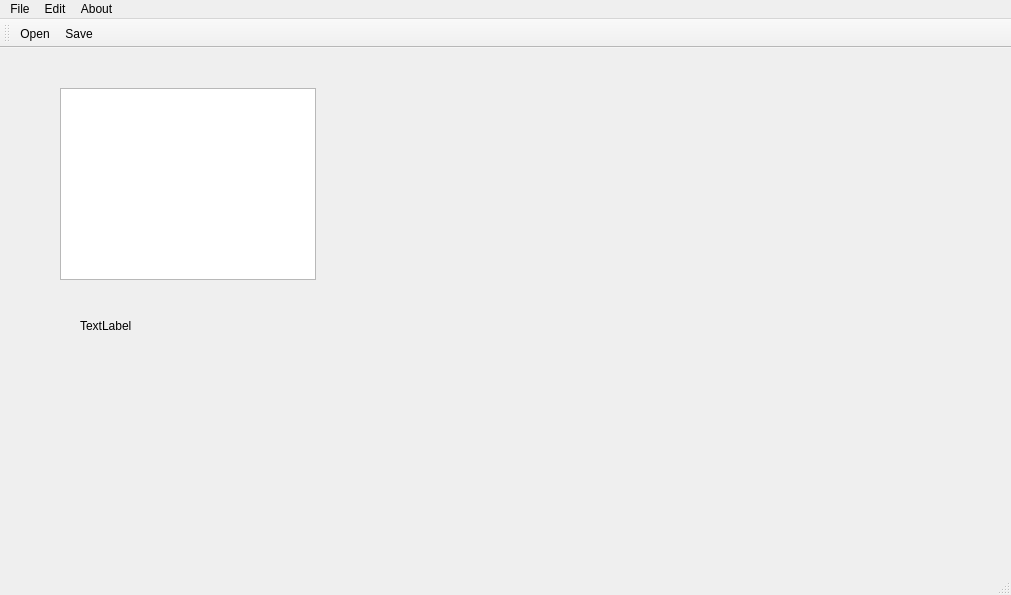
Old version of the form mainwindow.ui in the repository vigorweijia/ComputerGraphics.
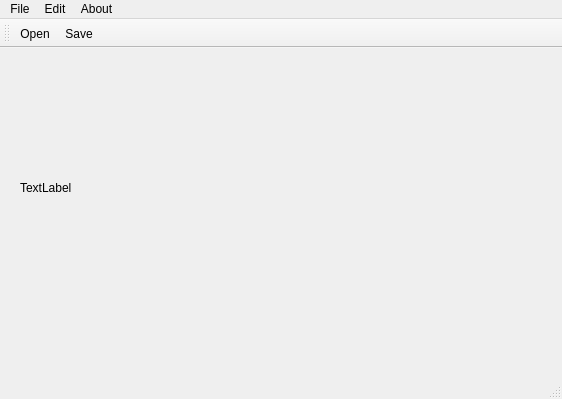
New version of the form.

```diff
--- a/mainwindow.ui
+++ b/mainwindow.ui
@@ -6,31 +6,21 @@
    <rect>
     <x>0</x>
     <y>0</y>
-    <width>1011</width>
-    <height>595</height>
+    <width>562</width>
+    <height>399</height>
    </rect>
   </property>
   <property name="windowTitle">
    <string>MainWindow</string>
   </property>
   <widget class="QWidget" name="centralWidget">
-   <widget class="QTextBrowser" name="textBrowser">
-    <property name="geometry">
-     <rect>
-      <x>60</x>
-      <y>40</y>
-      <width>256</width>
-      <height>192</height>
-     </rect>
-    </property>
-   </widget>
    <widget class="QLabel" name="label">
     <property name="geometry">
      <rect>
-      <x>80</x>
-      <y>270</y>
-      <width>72</width>
-      <height>15</height>
+      <x>20</x>
+      <y>20</y>
+      <width>369</width>
+      <height>239</height>
      </rect>
     </property>
     <property name="text">
@@ -43,7 +33,7 @@
     <rect>
      <x>0</x>
      <y>0</y>
-     <width>1011</width>
+     <width>562</width>
      <height>26</height>
     </rect>
    </property>
@@ -86,7 +76,7 @@
     <enum>TopToolBarArea</enum>
    </attribute>
    <attribute name="toolBarBreak">
-    <bool>true</bool>
+    <bool>false</bool>
    </attribute>
    <addaction name="actionOpen"/>
    <addaction name="actionSave"/>
```
